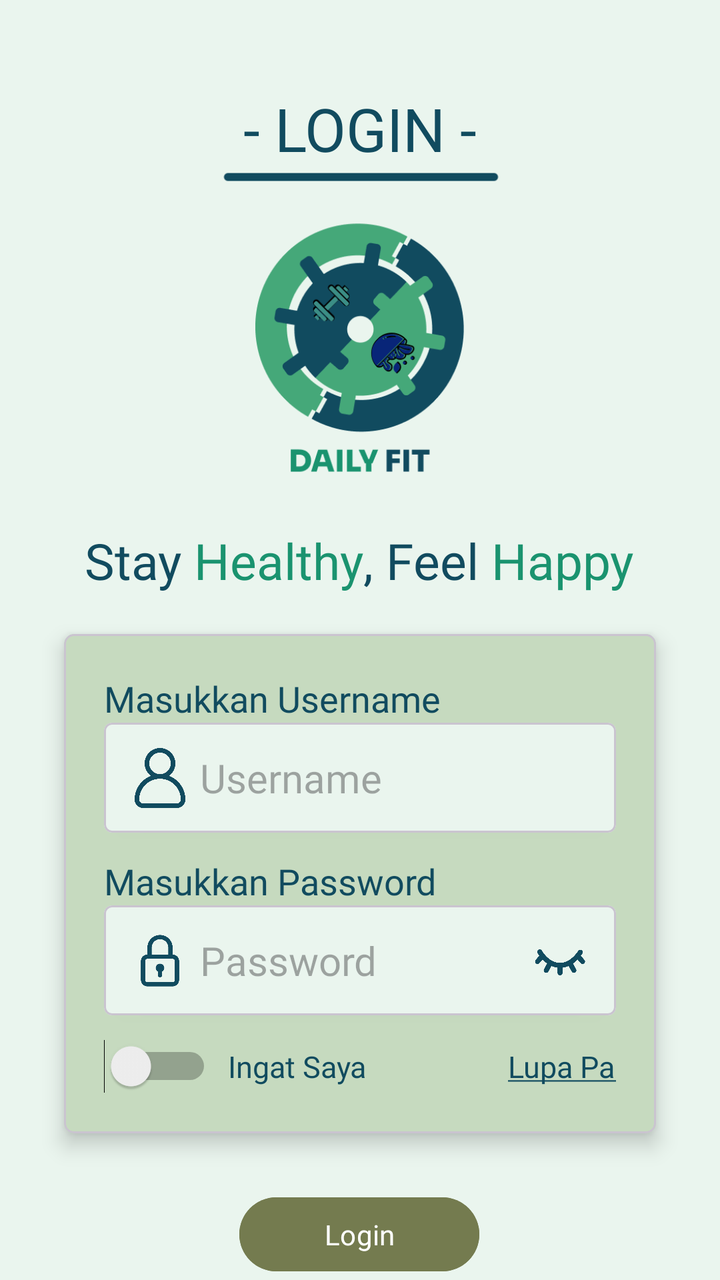
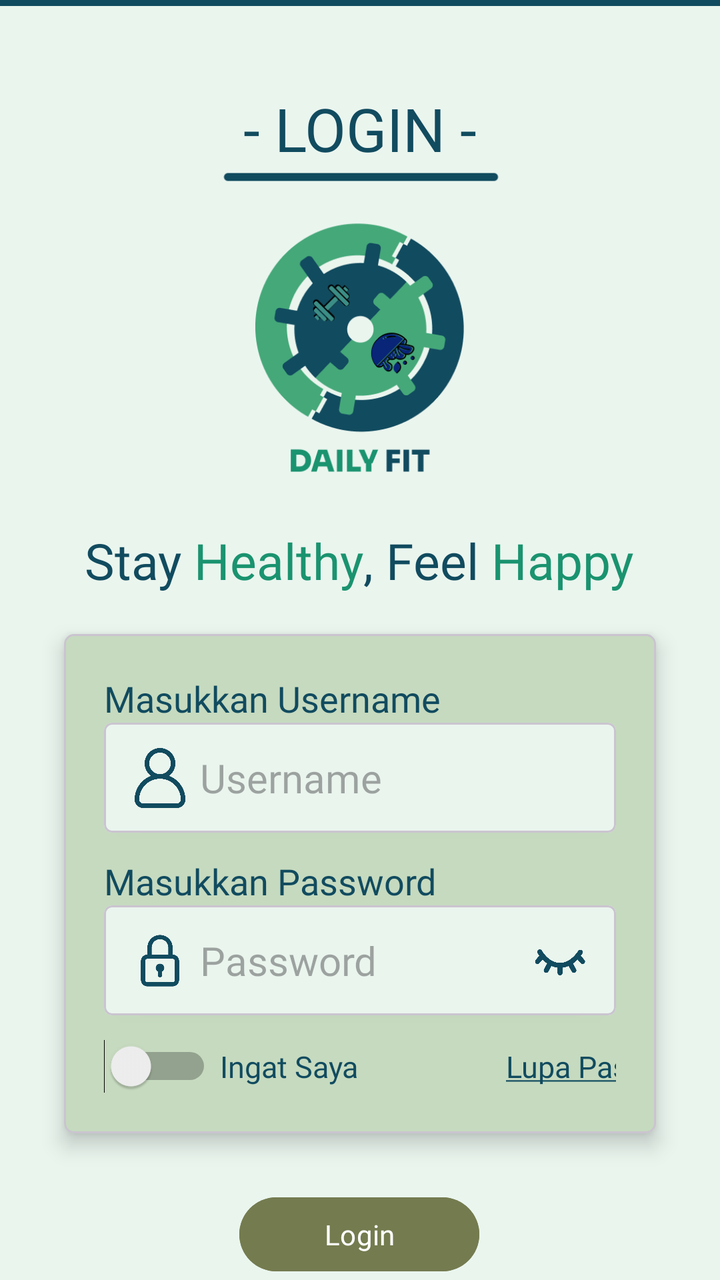

Two renders of the same Android screen: before a commit and after it. Below are the layout's source before the change and the commit's diff.
<!-- AndroidManifest.xml: application theme Theme.Sherine_TIA -->
<!-- res/layout/activity_login.xml -->
<?xml version="1.0" encoding="utf-8"?>
<androidx.constraintlayout.widget.ConstraintLayout xmlns:android="http://schemas.android.com/apk/res/android"
    xmlns:app="http://schemas.android.com/apk/res-auto"
    xmlns:tools="http://schemas.android.com/tools"
    android:id="@+id/main"
    android:layout_width="match_parent"
    android:layout_height="match_parent"
    android:background="@color/bgColour"
    tools:context=".LoginActivity">

    <ImageView
        android:id="@+id/imageView"
        android:layout_width="189dp"
        android:layout_height="150dp"
        android:layout_marginTop="9dp"
        app:layout_constraintEnd_toEndOf="parent"
        app:layout_constraintStart_toStartOf="parent"
        app:layout_constraintTop_toBottomOf="@+id/head"
        app:srcCompat="@drawable/logo_daily_fit" />

    <TextView
        android:id="@+id/textView"
        android:layout_width="wrap_content"
        android:layout_height="wrap_content"
        android:layout_marginTop="20dp"
        android:fontFamily="@font/nunito_bold"
        android:text="@string/tagline"
        android:textColor="@color/blue"
        android:textSize="25sp"
        app:layout_constraintEnd_toEndOf="parent"
        app:layout_constraintHorizontal_bias="0.497"
        app:layout_constraintStart_toStartOf="parent"
        app:layout_constraintTop_toBottomOf="@+id/imageView" />

    <com.google.android.material.card.MaterialCardView
        android:id="@+id/cardViewInput"
        android:layout_width="0dp"
        android:layout_height="wrap_content"
        android:layout_marginHorizontal="32dp"
        android:layout_marginTop="20dp"
        android:backgroundTint="@color/cardBg"
        app:cardCornerRadius="5dp"
        app:cardElevation="6dp"
        app:layout_constraintBottom_toTopOf="@+id/btnLogin"
        app:layout_constraintEnd_toEndOf="parent"
        app:layout_constraintStart_toStartOf="parent"
        app:layout_constraintTop_toBottomOf="@+id/textView">

        <androidx.constraintlayout.widget.ConstraintLayout
            android:layout_width="match_parent"
            android:layout_height="wrap_content"
            android:paddingHorizontal="20dp"
            android:paddingVertical="20dp">

            <TextView
                android:id="@+id/txtUsername"
                android:layout_width="wrap_content"
                android:layout_height="wrap_content"
                android:fontFamily="@font/nunito_medium"
                android:text="Masukkan Username"
                android:textColor="@color/blue"
                android:textSize="18sp"
                app:layout_constraintStart_toStartOf="parent"
                app:layout_constraintTop_toTopOf="parent" />

            <com.google.android.material.card.MaterialCardView
                android:id="@+id/cardViewInputUsername"
                android:layout_width="0dp"
                android:layout_height="wrap_content"
                android:backgroundTint="@color/bgColour"
                app:cardCornerRadius="4dp"
                app:cardElevation="2dp"
                app:layout_constraintEnd_toEndOf="parent"
                app:layout_constraintStart_toStartOf="parent"
                app:layout_constraintTop_toBottomOf="@+id/txtUsername">

                <androidx.constraintlayout.widget.ConstraintLayout
                    android:layout_width="match_parent"
                    android:layout_height="wrap_content"
                    android:padding="5dp">

                    <ImageView
                        android:id="@+id/user_img"
                        android:layout_width="30dp"
                        android:layout_height="30dp"
                        android:layout_marginStart="8dp"
                        app:layout_constraintBottom_toBottomOf="parent"
                        app:layout_constraintStart_toStartOf="parent"
                        app:layout_constraintTop_toTopOf="parent"
                        app:srcCompat="@drawable/avatar"
                        app:tint="@color/blue" />

                    <EditText
                        android:id="@+id/edtUsername"
                        android:layout_width="0dp"
                        android:layout_height="45dp"
                        android:layout_marginStart="5dp"
                        android:background="@android:color/transparent"
                        android:ems="10"
                        android:fontFamily="@font/nunito_medium"
                        android:hint="Username"
                        android:inputType="text"
                        android:textColor="@color/blue"
                        android:textSize="20sp"
                        app:layout_constraintBottom_toBottomOf="@+id/user_img"
                        app:layout_constraintEnd_toEndOf="parent"
                        app:layout_constraintHorizontal_bias="0.0"
                        app:layout_constraintStart_toEndOf="@+id/user_img"
                        app:layout_constraintTop_toTopOf="@+id/user_img" />

                </androidx.constraintlayout.widget.ConstraintLayout>
            </com.google.android.material.card.MaterialCardView>

            <TextView
                android:id="@+id/txtPassword"
                android:layout_width="wrap_content"
                android:layout_height="wrap_content"
                android:layout_marginTop="12dp"
                android:fontFamily="@font/nunito_medium"
                android:text="Masukkan Password"
                android:textColor="@color/blue"
                android:textSize="18sp"
                app:layout_constraintStart_toStartOf="parent"
                app:layout_constraintTop_toBottomOf="@+id/cardViewInputUsername" />

            <com.google.android.material.card.MaterialCardView
                android:id="@+id/cardViewInputPassword"
                android:layout_width="0dp"
                android:layout_height="wrap_content"
                android:backgroundTint="@color/bgColour"
                app:cardCornerRadius="4dp"
                app:cardElevation="2dp"
                app:layout_constraintEnd_toEndOf="parent"
                app:layout_constraintStart_toStartOf="parent"
                app:layout_constraintTop_toBottomOf="@+id/txtPassword">

                <androidx.constraintlayout.widget.ConstraintLayout
                    android:layout_width="match_parent"
                    android:layout_height="wrap_content"
                    android:padding="5dp">

                    <ImageView
                        android:id="@+id/user_pass"
                        android:layout_width="30dp"
                        android:layout_height="30dp"
                        android:layout_marginStart="8dp"
                        app:layout_constraintBottom_toBottomOf="parent"
                        app:layout_constraintStart_toStartOf="parent"
                        app:layout_constraintTop_toTopOf="parent"
                        app:srcCompat="@drawable/padlock"
                        app:tint="@color/blue" />

                    <EditText
                        android:id="@+id/edtPassword"
                        android:layout_width="0dp"
                        android:layout_height="45dp"
                        android:layout_marginStart="5dp"
                        android:background="@android:color/transparent"
                        android:ems="10"
                        android:fontFamily="@font/nunito_medium"
                        android:hint="Password"
                        android:inputType="textPassword"
                        android:textColor="@color/blue"
                        android:textSize="20sp"
                        app:layout_constraintBottom_toBottomOf="@+id/user_pass"
                        app:layout_constraintEnd_toEndOf="parent"
                        app:layout_constraintHorizontal_bias="0.0"
                        app:layout_constraintStart_toEndOf="@+id/user_pass"
                        app:layout_constraintTop_toTopOf="@+id/user_pass" />

                    <ImageView
                        android:id="@+id/user_pass3"
                        android:layout_width="30dp"
                        android:layout_height="30dp"
                        android:layout_marginEnd="8dp"
                        app:layout_constraintBottom_toBottomOf="@+id/edtPassword"
                        app:layout_constraintEnd_toEndOf="@+id/edtPassword"
                        app:layout_constraintTop_toTopOf="@+id/edtPassword"
                        app:layout_constraintVertical_bias="0.466"
                        app:srcCompat="@drawable/close_eye"
                        app:tint="@color/blue" />

                </androidx.constraintlayout.widget.ConstraintLayout>
            </com.google.android.material.card.MaterialCardView>

            <Switch
                android:id="@+id/switchRememberMe"
                android:layout_width="wrap_content"
                android:layout_height="wrap_content"
                android:layout_marginTop="12dp"
                app:layout_constraintBottom_toBottomOf="parent"
                app:layout_constraintStart_toStartOf="parent"
                app:layout_constraintTop_toBottomOf="@+id/cardViewInputPassword" />

            <TextView
                android:id="@+id/textRememberMe"
                android:layout_width="wrap_content"
                android:layout_height="wrap_content"
                android:layout_marginStart="8dp"
                android:fontFamily="@font/nunito_regular"
                android:text="Ingat Saya"
                android:textColor="@color/blue"
                android:textSize="15sp"
                app:layout_constraintBottom_toBottomOf="@+id/switchRememberMe"
                app:layout_constraintStart_toEndOf="@+id/switchRememberMe"
                app:layout_constraintTop_toTopOf="@+id/switchRememberMe" />

            <TextView
                android:id="@+id/textRememberMe2"
                android:layout_width="wrap_content"
                android:layout_height="wrap_content"
                android:layout_marginStart="148dp"
                android:fontFamily="@font/nunito_regular"
                android:text="@string/forgotPassword"
                android:textColor="@color/blue"
                android:textSize="15sp"
                app:layout_constraintBottom_toBottomOf="@+id/textRememberMe"
                app:layout_constraintStart_toEndOf="@+id/switchRememberMe"
                app:layout_constraintTop_toBottomOf="@+id/cardViewInputPassword"
                app:layout_constraintVertical_bias="1.0" />
        </androidx.constraintlayout.widget.ConstraintLayout>

    </com.google.android.material.card.MaterialCardView>

    <Button
        android:id="@+id/btnLogin"
        android:layout_width="120dp"
        android:layout_height="45dp"
        android:layout_marginHorizontal="32dp"
        android:layout_marginTop="28dp"
        android:backgroundTint="@color/button"
        android:fontFamily="@font/nunito_medium"
        android:text="Login"
        app:layout_constraintEnd_toEndOf="parent"
        app:layout_constraintHorizontal_bias="0.498"
        app:layout_constraintStart_toStartOf="parent"
        app:layout_constraintTop_toBottomOf="@+id/cardViewInput" />

    <TextView
        android:id="@+id/textView2"
        android:layout_width="wrap_content"
        android:layout_height="wrap_content"
        android:layout_marginTop="8dp"
        android:clickable="true"
        android:focusable="true"
        android:fontFamily="@font/nunito_regular"
        android:text="@string/txtRegister"
        android:textColor="@color/blue"
        android:textSize="15sp"
        app:layout_constraintEnd_toEndOf="parent"
        app:layout_constraintStart_toStartOf="parent"
        app:layout_constraintTop_toBottomOf="@+id/btnLogin" />

    <TextView
        android:id="@+id/head"
        android:layout_width="wrap_content"
        android:layout_height="wrap_content"
        android:layout_marginTop="44dp"
        android:fontFamily="@font/sora_bold"
        android:text="- LOGIN -"
        android:textColor="@color/blue"
        android:textSize="30sp"
        app:layout_constraintEnd_toEndOf="parent"
        app:layout_constraintStart_toStartOf="parent"
        app:layout_constraintTop_toTopOf="parent" />

    <ImageView
        android:id="@+id/imageView3"
        android:layout_width="555dp"
        android:layout_height="169dp"
        android:layout_marginTop="4dp"
        app:layout_constraintEnd_toEndOf="parent"
        app:layout_constraintStart_toStartOf="parent"
        app:layout_constraintTop_toTopOf="parent"
        app:srcCompat="@drawable/line"
        app:tint="@color/blue" />

</androidx.constraintlayout.widget.ConstraintLayout>
<!-- resources referenced by this layout -->
<resources>
  <color name="bgColour">#EAF5EE</color>
  <color name="blue">#114B5F</color>
  <color name="button">#747B4F</color>
  <color name="cardBg">#C6DABF</color>
  <!-- drawable avatar: png bitmap (drawable, 8024 bytes) -->
  <!-- drawable close_eye: png bitmap (drawable, 8483 bytes) -->
  <!-- drawable line: png bitmap (drawable, 1503 bytes) -->
  <!-- drawable logo_daily_fit: png bitmap (drawable, 26245 bytes) -->
  <!-- drawable padlock: png bitmap (drawable, 8373 bytes) -->
  <string name="forgotPassword"><u>Lupa Password?</u></string>
  <string name="tagline"><font color="#114B5F">Stay </font><font color="#1A936F">Healthy</font><font color="#114B5F">, Feel </font><font color="#1A936F">Happy</font></string>
  <string name="txtRegister">Belum punya akun? \nKlik untuk <u>Register</u></string>
  <style name="Theme.Sherine_TIA" parent="Base.Theme.Sherine_TIA" />
  <style name="Base.Theme.Sherine_TIA" parent="Theme.Material3.DayNight.NoActionBar">
          
          
      </style>
</resources>

<!-- the commit's change to res/layout/activity_login.xml (unified diff, before → after) -->
@@ -17,6 +17,12 @@
         app:layout_constraintStart_toStartOf="parent"
         app:layout_constraintTop_toBottomOf="@+id/head"
         app:srcCompat="@drawable/logo_daily_fit" />
+    <View
+        android:id="@+id/toolbarLine"
+        android:layout_width="match_parent"
+        android:layout_height="3dp"
+        android:layout_gravity="bottom"
+        android:background="@color/blue" />
 
     <TextView
         android:id="@+id/textView"
@@ -196,7 +202,7 @@
                 android:id="@+id/textRememberMe"
                 android:layout_width="wrap_content"
                 android:layout_height="wrap_content"
-                android:layout_marginStart="8dp"
+                android:layout_marginStart="4dp"
                 android:fontFamily="@font/nunito_regular"
                 android:text="Ingat Saya"
                 android:textColor="@color/blue"
@@ -207,15 +213,16 @@
 
             <TextView
                 android:id="@+id/textRememberMe2"
-                android:layout_width="wrap_content"
-                android:layout_height="wrap_content"
-                android:layout_marginStart="148dp"
+                android:layout_width="120dp"
+                android:layout_height="wrap_content"
+                android:layout_marginStart="68dp"
                 android:fontFamily="@font/nunito_regular"
                 android:text="@string/forgotPassword"
                 android:textColor="@color/blue"
                 android:textSize="15sp"
+                android:textAlignment="center"
                 app:layout_constraintBottom_toBottomOf="@+id/textRememberMe"
-                app:layout_constraintStart_toEndOf="@+id/switchRememberMe"
+                app:layout_constraintStart_toEndOf="@+id/textRememberMe"
                 app:layout_constraintTop_toBottomOf="@+id/cardViewInputPassword"
                 app:layout_constraintVertical_bias="1.0" />
         </androidx.constraintlayout.widget.ConstraintLayout>
